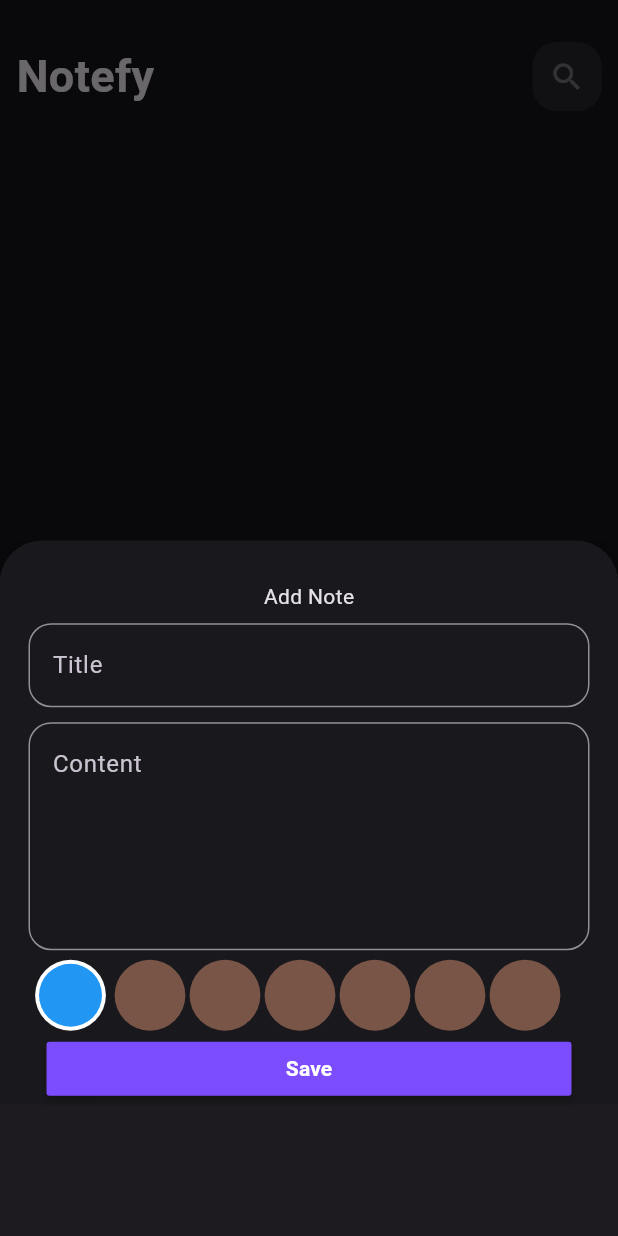
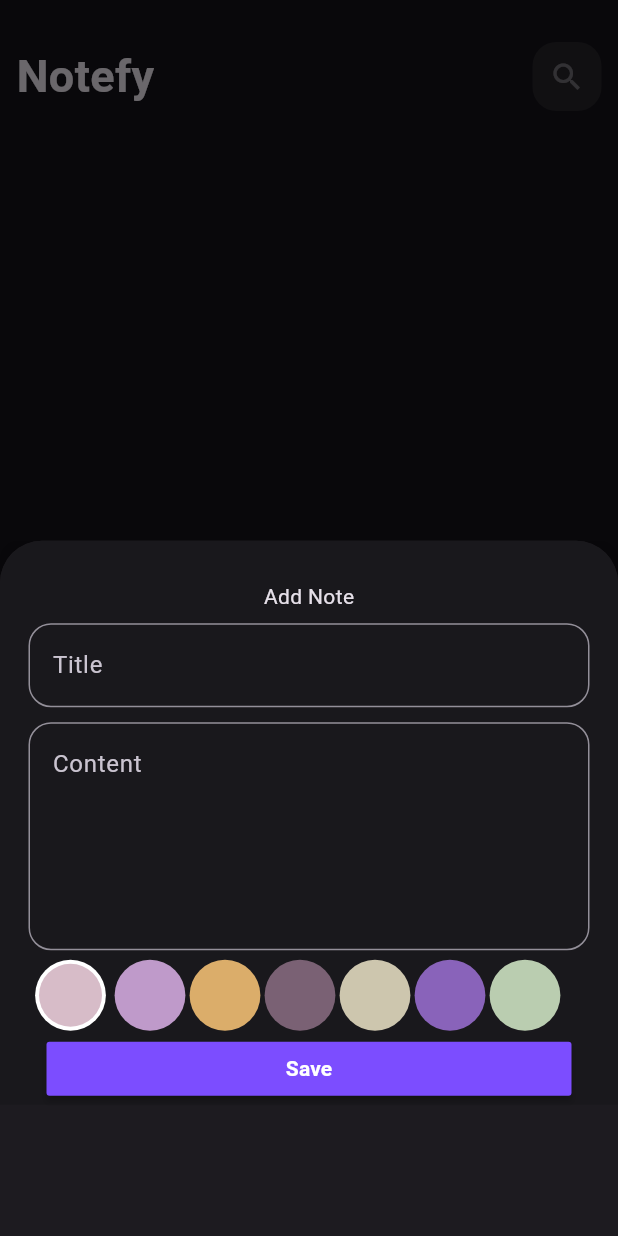
Before and after one commit to mariooom/Notefy, a Flutter app: the screen it shows after launch, after a tap on the "add" icon, on a phone screen of 412 x 824 dp. Run offline on Flutter 3.47's test engine with Material 3 defaults, Android fonts, the phone set to English and light mode, and no system bars; our stand-ins replace flutter_bloc, hive, hive_flutter; accounts and stored records are empty; Roboto replaces fonts that are missing (Merienda).

Commit message:
create color list

```diff
--- a/lib/core/cubit/add_note_cubit/add_notes_cubit.dart
+++ b/lib/core/cubit/add_note_cubit/add_notes_cubit.dart
@@ -1,3 +1,4 @@
+import 'package:flutter/material.dart';
 import 'package:flutter_bloc/flutter_bloc.dart';
 import 'package:hive/hive.dart';
 import 'package:notesapp/constants.dart';
@@ -6,15 +7,15 @@ import 'package:notesapp/core/model/note_model.dart';
 
 class AddNotesCubit extends Cubit<AddNotesState> {
   AddNotesCubit() : super(AddNotesInit());
-
+  Color color = Color(0xff8963ba);
   addnotes(Notes note) async {
+    note.color = color.value;
     emit(AddNotesLoading());
     try {
       var notesBox = Hive.box<Notes>(kNotesBox);
       await notesBox.add(note);
       emit(AddNotesSuccess());
     } on Exception catch (e) {
-
       emit(AddNotesFailure(e.toString()));
     }
   }
--- a/lib/core/model/note_model.dart
+++ b/lib/core/model/note_model.dart
@@ -11,7 +11,7 @@ class Notes extends HiveObject {
   @HiveField(2)
   final String date;
   @HiveField(3)
-  final int color;
+  int color;
 
   Notes(
       {required this.title,
--- a/lib/presentation/widgets/colors_list_view.dart
+++ b/lib/presentation/widgets/colors_list_view.dart
@@ -1,24 +1,27 @@
 import 'package:flutter/material.dart';
+import 'package:flutter_bloc/flutter_bloc.dart';
+import 'package:notesapp/core/cubit/add_note_cubit/add_notes_cubit.dart';
 
 class ColorItem extends StatelessWidget {
-  const ColorItem({super.key, required this.isAktiv});
+  const ColorItem({super.key, required this.isAktiv, required this.color});
 
   final bool isAktiv;
+  final Color color;
 
   @override
   Widget build(BuildContext context) {
     return isAktiv
-        ? const CircleAvatar(
+        ? CircleAvatar(
             backgroundColor: Colors.white,
             radius: 28,
             child: CircleAvatar(
               radius: 21,
-              backgroundColor: Colors.blue,
+              backgroundColor: color,
             ),
           )
-        : const CircleAvatar(
+        : CircleAvatar(
             radius: 25,
-            backgroundColor: Colors.brown,
+            backgroundColor: color,
           );
   }
 }
@@ -30,6 +33,16 @@ class ColorsList extends StatefulWidget {
   State<ColorsList> createState() => _ColorsListState();
 }
 
+final List<Color> color = [
+  Color(0xffd7bcc8),
+  Color(0xffbf9aca),
+  Color(0xffdbad6a),
+  Color(0xff7a6174),
+  Color(0xffcdc6ae),
+  Color(0xff8963ba),
+  Color(0xffbacdb0)
+];
+
 class _ColorsListState extends State<ColorsList> {
   int colorIndex = 0;
   @override
@@ -40,15 +53,17 @@ class _ColorsListState extends State<ColorsList> {
         padding: const EdgeInsets.symmetric(vertical: 1.4),
         child: ListView.builder(
           scrollDirection: Axis.horizontal,
-          itemCount: 7,
+          itemCount: color.length,
           itemBuilder: (BuildContext context, int index) {
             return GestureDetector(
               onTap: () {
+                BlocProvider.of<AddNotesCubit>(context).color = color[index];
                 colorIndex = index;
                 setState(() {});
               },
               child: ColorItem(
                 isAktiv: colorIndex == index,
+                color: color[index],
               ),
             );
           },
```
